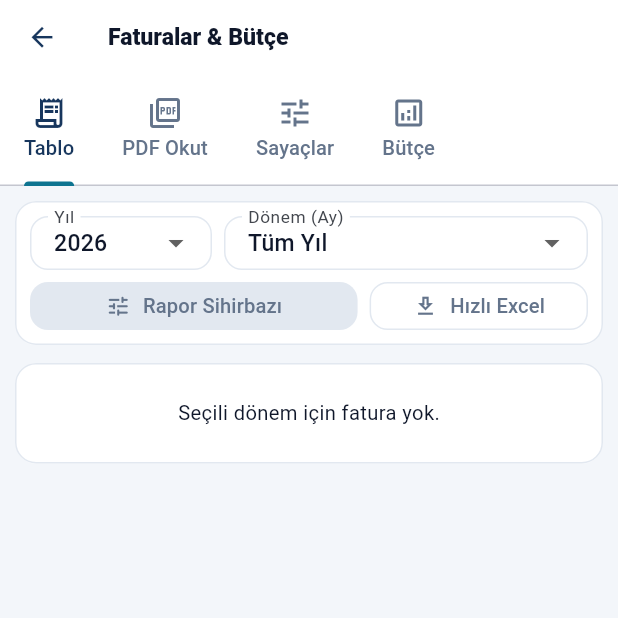
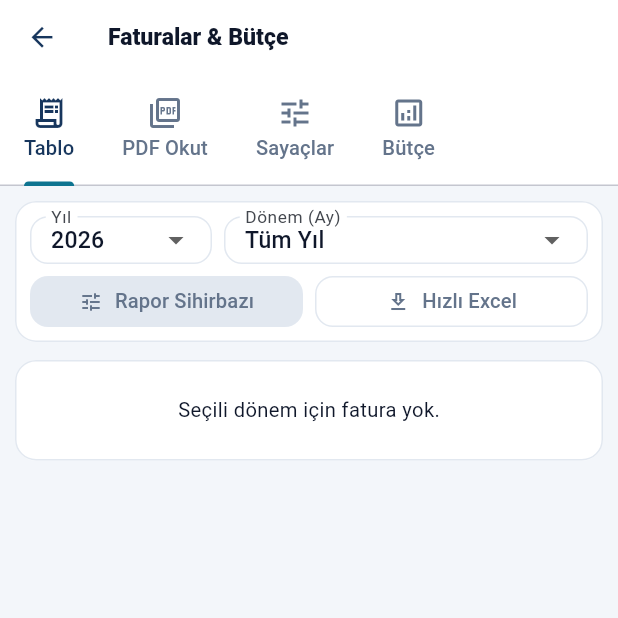
Before and after one commit to talipdastan/downtown-teknik-platform, a Flutter app: the EnergyInvoicesScreen screen opened by its route, on a phone screen of 412 x 824 dp, the top half of it. Run offline on Flutter 3.47's test engine with Material 3 defaults, Android fonts, the phone set to English and light mode, and no system bars; our stand-ins replace file_picker, firebase_core, firebase_messaging, flutter_local_notifications, flutter_riverpod, go_router and 3 more; missing offline and left inert: excel, shorebird_code_push; accounts and stored records are empty; network calls fail.

Commit message:
Fix 30px RenderFlex overflow in EnergyInvoicesScreen at 320px width

```diff
--- a/apps/mobile/lib/features/energy/presentation/screens/energy_invoices_screen.dart
+++ b/apps/mobile/lib/features/energy/presentation/screens/energy_invoices_screen.dart
@@ -670,15 +670,21 @@ class _EnergyInvoicesScreenState extends ConsumerState<EnergyInvoicesScreen>
                     Expanded(
                       child: DropdownButtonFormField<int>(
                         initialValue: _selectedYear,
+                        isExpanded: true,
                         decoration: const InputDecoration(
                           labelText: 'Yıl',
                           isDense: true,
+                          contentPadding:
+                              EdgeInsets.symmetric(horizontal: 10, vertical: 8),
                         ),
                         items: [
                           for (int y = DateTime.now().year - 2;
                               y <= DateTime.now().year + 1;
                               y++)
-                            DropdownMenuItem(value: y, child: Text('$y')),
+                            DropdownMenuItem(
+                              value: y,
+                              child: Text('$y', overflow: TextOverflow.ellipsis),
+                            ),
                         ],
                         onChanged: (v) {
                           if (v != null) setState(() => _selectedYear = v);
@@ -690,13 +696,22 @@ class _EnergyInvoicesScreenState extends ConsumerState<EnergyInvoicesScreen>
                       flex: 2,
                       child: DropdownButtonFormField<int>(
                         initialValue: _selectedMonth,
+                        isExpanded: true,
                         decoration: const InputDecoration(
                           labelText: 'Dönem (Ay)',
                           isDense: true,
+                          contentPadding:
+                              EdgeInsets.symmetric(horizontal: 10, vertical: 8),
                         ),
                         items: [
                           for (int m = 0; m <= 12; m++)
-                            DropdownMenuItem(value: m, child: Text(_months[m])),
+                            DropdownMenuItem(
+                              value: m,
+                              child: Text(
+                                _months[m],
+                                overflow: TextOverflow.ellipsis,
+                              ),
+                            ),
                         ],
                         onChanged: (v) {
                           if (v != null) setState(() => _selectedMonth = v);
@@ -709,8 +724,14 @@ class _EnergyInvoicesScreenState extends ConsumerState<EnergyInvoicesScreen>
                 Row(
                   children: [
                     Expanded(
-                      flex: 3,
                       child: FilledButton.icon(
+                        style: FilledButton.styleFrom(
+                          padding: const EdgeInsets.symmetric(
+                            horizontal: 8,
+                            vertical: 10,
+                          ),
+                          minimumSize: const Size(0, 42),
+                        ),
                         onPressed: (yearInvoices.isEmpty && budgets.isEmpty)
                             ? null
                             : () => showEnergyReportWizardSheet(
@@ -722,7 +743,7 @@ class _EnergyInvoicesScreenState extends ConsumerState<EnergyInvoicesScreen>
                                   budgets: budgets,
                                   meters: meters,
                                 ),
-                        icon: const Icon(Icons.tune_rounded, size: 17),
+                        icon: const Icon(Icons.tune_rounded, size: 16),
                         label: const Text(
                           'Rapor Sihirbazı',
                           maxLines: 1,
@@ -732,8 +753,14 @@ class _EnergyInvoicesScreenState extends ConsumerState<EnergyInvoicesScreen>
                     ),
                     const SizedBox(width: 8),
                     Expanded(
-                      flex: 2,
                       child: OutlinedButton.icon(
+                        style: OutlinedButton.styleFrom(
+                          padding: const EdgeInsets.symmetric(
+                            horizontal: 8,
+                            vertical: 10,
+                          ),
+                          minimumSize: const Size(0, 42),
+                        ),
                         onPressed: yearInvoices.isEmpty
                             ? null
                             : () => EnergyExcelService.exportMonthlyInvoicesReport(
@@ -742,7 +769,7 @@ class _EnergyInvoicesScreenState extends ConsumerState<EnergyInvoicesScreen>
                                   invoices: yearInvoices,
                                   budgets: budgets,
                                 ),
-                        icon: const Icon(Icons.download_outlined, size: 17),
+                        icon: const Icon(Icons.download_outlined, size: 16),
                         label: const Text(
                           'Hızlı Excel',
                           maxLines: 1,
```
